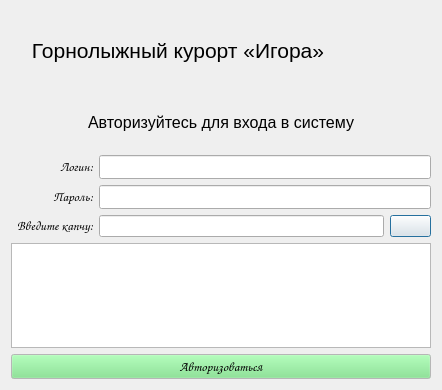
Above: forms/auth.ui from AllaKzm/Praktic before the change. Below: the same form after it.
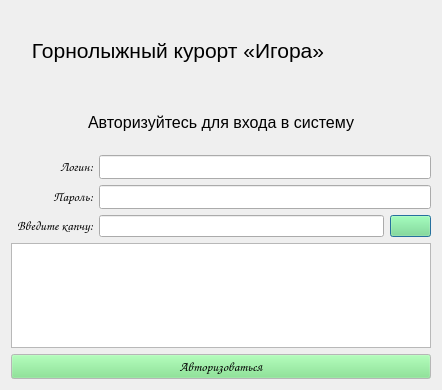
That is the form after the change. Icons and pictures are not drawn.

What changed in the file:
```diff
--- a/forms/auth.ui
+++ b/forms/auth.ui
@@ -10,6 +10,43 @@
     <height>390</height>
    </rect>
   </property>
+  <property name="palette">
+   <palette>
+    <active>
+     <colorrole role="Button">
+      <brush brushstyle="SolidPattern">
+       <color alpha="255">
+        <red>118</red>
+        <green>227</green>
+        <blue>131</blue>
+       </color>
+      </brush>
+     </colorrole>
+    </active>
+    <inactive>
+     <colorrole role="Button">
+      <brush brushstyle="SolidPattern">
+       <color alpha="255">
+        <red>118</red>
+        <green>227</green>
+        <blue>131</blue>
+       </color>
+      </brush>
+     </colorrole>
+    </inactive>
+    <disabled>
+     <colorrole role="Button">
+      <brush brushstyle="SolidPattern">
+       <color alpha="255">
+        <red>118</red>
+        <green>227</green>
+        <blue>131</blue>
+       </color>
+      </brush>
+     </colorrole>
+    </disabled>
+   </palette>
+  </property>
   <property name="windowTitle">
    <string>Dialog</string>
   </property>
```
